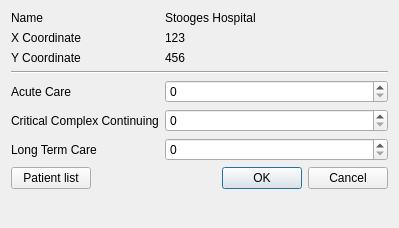
murrple-1/BedChaser, file src/editfacilitydialog.ui: the form before one commit.
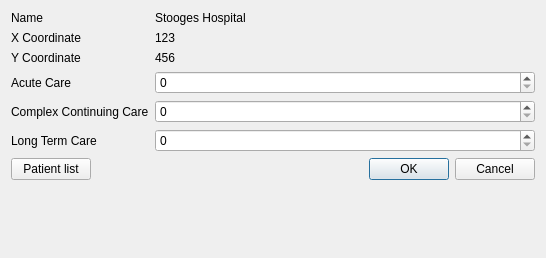
The form after the commit.

Commit message: Fixing the naming on the UI forms.

What changed in the file:
```diff
--- a/src/editfacilitydialog.ui
+++ b/src/editfacilitydialog.ui
@@ -6,19 +6,14 @@
    <rect>
     <x>0</x>
     <y>0</y>
-    <width>399</width>
-    <height>228</height>
+    <width>546</width>
+    <height>258</height>
    </rect>
   </property>
   <property name="windowTitle">
    <string>Dialog</string>
   </property>
-  <layout class="QFormLayout" name="formLayout_2">
-   <item row="0" column="0" colspan="2">
     <layout class="QFormLayout" name="formLayout">
-     <property name="fieldGrowthPolicy">
-      <enum>QFormLayout::AllNonFixedFieldsGrow</enum>
-     </property>
      <item row="0" column="0">
       <widget class="QLabel" name="nameLabel">
        <property name="text">
@@ -67,15 +62,15 @@
        </property>
       </widget>
      </item>
-     <item row="3" column="0" colspan="2">
-      <widget class="Line" name="line">
-       <property name="orientation">
-        <enum>Qt::Horizontal</enum>
+   <item row="3" column="0">
+    <widget class="QLabel" name="acuteCareLabel">
+     <property name="text">
+      <string>Acute Care</string>
        </property>
       </widget>
      </item>
-     <item row="4" column="1">
-      <widget class="QSpinBox" name="ACSpin">
+   <item row="3" column="1">
+    <widget class="QSpinBox" name="acuteCareSpinBox">
        <property name="minimum">
         <number>0</number>
        </property>
@@ -87,33 +82,31 @@
      <item row="4" column="0">
       <widget class="QLabel" name="ACLabel">
        <property name="text">
-        <string>Acute Care</string>
+      <string>Complex Continuing Care</string>
        </property>
       </widget>
      </item>
-     <item row="5" column="1">
-      <widget class="QSpinBox" name="CCCSpin"/>
+   <item row="4" column="1">
+    <widget class="QSpinBox" name="complexContinuingCareSpinBox"/>
      </item>
      <item row="5" column="0">
-      <widget class="QLabel" name="CCCLabel">
-       <property name="text">
-        <string>Critical Complex Continuing</string>
-       </property>
-      </widget>
-     </item>
-     <item row="6" column="1">
-      <widget class="QSpinBox" name="LTCSpin"/>
-     </item>
-     <item row="6" column="0">
-      <widget class="QLabel" name="LTCLabel">
+    <widget class="QLabel" name="longTermCareLabel">
        <property name="text">
         <string>Long Term Care</string>
        </property>
       </widget>
      </item>
-    </layout>
+   <item row="5" column="1">
+    <widget class="QSpinBox" name="longTermCareSpinBox"/>
    </item>
-   <item row="2" column="1">
+   <item row="6" column="0">
+    <widget class="QPushButton" name="patientListButton">
+     <property name="text">
+      <string>Patient list</string>
+     </property>
+    </widget>
+   </item>
+   <item row="6" column="1">
     <widget class="QDialogButtonBox" name="buttonBox">
      <property name="orientation">
       <enum>Qt::Horizontal</enum>
@@ -123,13 +116,6 @@
      </property>
     </widget>
    </item>
-   <item row="2" column="0">
-    <widget class="QPushButton" name="patientlist">
-     <property name="text">
-      <string>Patient list</string>
-     </property>
-    </widget>
-   </item>
   </layout>
  </widget>
  <resources/>
```
Left out of the diff: 8 changed lines with no effect on the pictures. Lines whose indentation alone changed are shown as unchanged. The commit also changes 10 other files.
